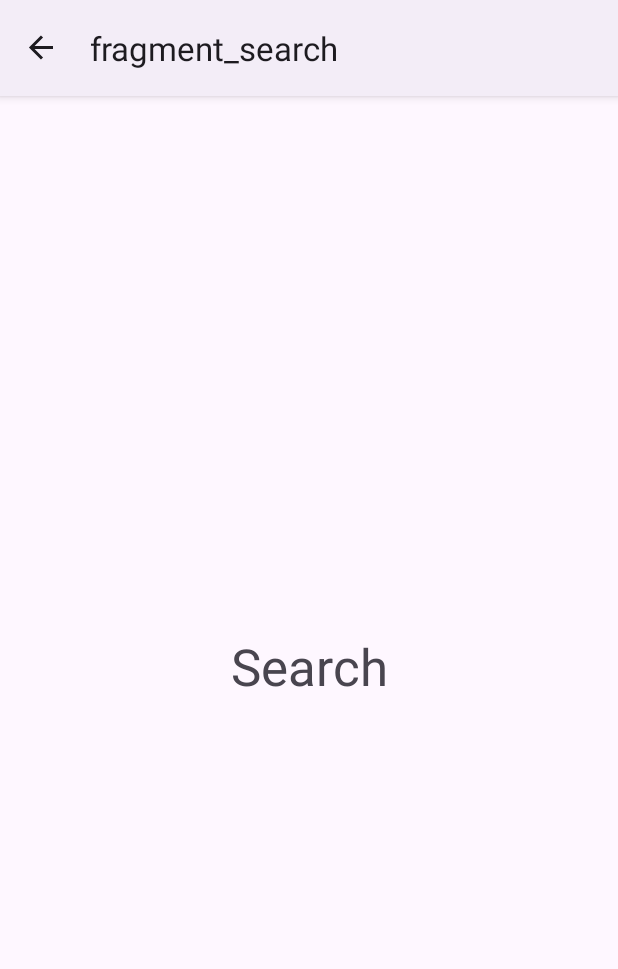
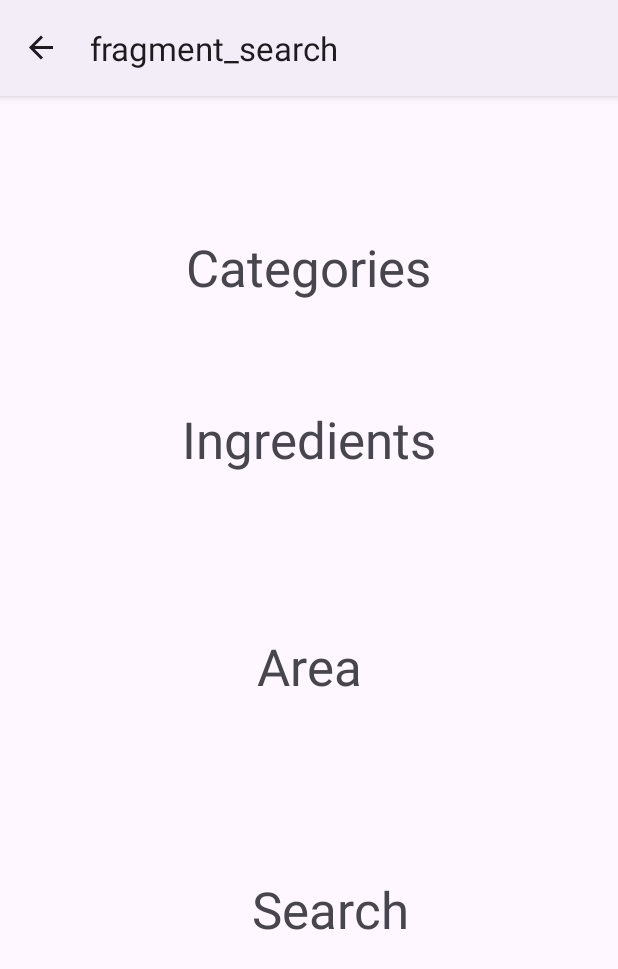
Before and after one commit to RofaidaSobhy/FoodPlannerApp_BiteRight, an Android app: the SearchFragment screen opened through its navigation route, on a phone screen of 412 x 824 dp. Shown: the top 969 px of the screen. Run offline under Robolectric (Android 15) with nearby library versions, the phone set to English and light mode, and no system bars; our stand-ins replace navigation-ui; 2 statements that could not run were skipped.

Commit message:
Categories: reading data from API

```diff
--- /dev/null
+++ b/app/src/main/java/com/example/biteright/model/Category.java
@@ -0,0 +1,37 @@
+package com.example.biteright.model;
+
+public class Category{
+    public String idCategory;
+    public String strCategory;
+    public String strCategoryThumb;
+
+    public Category(String idCategory, String strCategory, String strCategoryThumb) {
+        this.idCategory = idCategory;
+        this.strCategory = strCategory;
+        this.strCategoryThumb = strCategoryThumb;
+    }
+
+    public String getIdCategory() {
+        return idCategory;
+    }
+
+    public void setIdCategory(String idCategory) {
+        this.idCategory = idCategory;
+    }
+
+    public String getStrCategory() {
+        return strCategory;
+    }
+
+    public void setStrCategory(String strCategory) {
+        this.strCategory = strCategory;
+    }
+
+    public String getStrCategoryThumb() {
+        return strCategoryThumb;
+    }
+
+    public void setStrCategoryThumb(String strCategoryThumb) {
+        this.strCategoryThumb = strCategoryThumb;
+    }
+}
--- a/app/src/main/java/com/example/biteright/model/Root.java
+++ b/app/src/main/java/com/example/biteright/model/Root.java
@@ -2,9 +2,12 @@ package com.example.biteright.model;
 
 public class Root{
     public Meal[] meals;
+    public Category[] categories;
 
-    public Root(Meal[] meals) {
+
+    public Root(Meal[] meals, Category[] categories) {
         this.meals = meals;
+        this.categories = categories;
     }
 
     public Meal[] getMeals() {
@@ -14,4 +17,12 @@ public class Root{
     public void setMeals(Meal[] meals) {
         this.meals = meals;
     }
+
+    public Category[] getCategories() {
+        return categories;
+    }
+
+    public void setCategories(Category[] categories) {
+        this.categories = categories;
+    }
 }
--- /dev/null
+++ b/app/src/main/java/com/example/biteright/network/CategoriesNetworkCallback.java
@@ -0,0 +1,9 @@
+package com.example.biteright.network;
+
+import com.example.biteright.model.Category;
+
+public interface CategoriesNetworkCallback {
+    public void OnSuccessResult(Category[] categories);
+    public void OnFailureResult(String errorMsg);
+
+}
--- /dev/null
+++ b/app/src/main/java/com/example/biteright/search/model/categories/CategoriesRepository.java
@@ -0,0 +1,9 @@
+package com.example.biteright.search.model.categories;
+
+import com.example.biteright.network.CategoriesNetworkCallback;
+import com.example.biteright.network.NetworkCallback;
+
+public interface CategoriesRepository {
+    void getCategories(CategoriesNetworkCallback categoriesNetworkCallback);
+
+}
--- /dev/null
+++ b/app/src/main/java/com/example/biteright/search/model/categories/CategoriesRepositoryImpl.java
@@ -0,0 +1,27 @@
+package com.example.biteright.search.model.categories;
+
+import com.example.biteright.network.CategoriesNetworkCallback;
+import com.example.biteright.search.network.categories.CategoriesRemoteDataSource;
+
+public class CategoriesRepositoryImpl implements CategoriesRepository {
+    CategoriesRemoteDataSource categoriesRemoteDataSource;
+    private static CategoriesRepositoryImpl repo=null;
+
+    public static CategoriesRepositoryImpl getInstance(CategoriesRemoteDataSource categoriesRemoteDataSource){
+        if(repo==null){
+            repo=new CategoriesRepositoryImpl(categoriesRemoteDataSource);
+        }
+        return repo;
+    }
+
+    private CategoriesRepositoryImpl(CategoriesRemoteDataSource categoriesRemoteDataSource){
+        this.categoriesRemoteDataSource=categoriesRemoteDataSource;
+    }
+
+    @Override
+    public void getCategories(CategoriesNetworkCallback categoriesNetworkCallback) {
+        categoriesRemoteDataSource.makeNetworkCall(categoriesNetworkCallback);
+    }
+
+
+}
--- /dev/null
+++ b/app/src/main/java/com/example/biteright/search/network/categories/CategoriesRemoteDataSource.java
@@ -0,0 +1,9 @@
+package com.example.biteright.search.network.categories;
+
+import com.example.biteright.network.CategoriesNetworkCallback;
+import com.example.biteright.network.NetworkCallback;
+
+public interface CategoriesRemoteDataSource {
+    void makeNetworkCall(CategoriesNetworkCallback networkCallback);
+
+}
--- /dev/null
+++ b/app/src/main/java/com/example/biteright/search/network/categories/CategoriesRemoteDataSourceImpl.java
@@ -0,0 +1,51 @@
+package com.example.biteright.search.network.categories;
+
+import android.util.Log;
+import com.example.biteright.model.Root;
+import com.example.biteright.network.CategoriesNetworkCallback;
+
+import retrofit2.Call;
+import retrofit2.Callback;
+import retrofit2.Response;
+import retrofit2.Retrofit;
+import retrofit2.converter.gson.GsonConverterFactory;
+
+public class CategoriesRemoteDataSourceImpl implements CategoriesRemoteDataSource {
+    private static final String BASE_URL = "https://www.themealdb.com/api/json/v1/1/";
+    private static final String TAG = "CategoriesRemoteDataSou";
+    CategoriesService  categoriesService;
+    private static CategoriesRemoteDataSourceImpl client=null;
+    private CategoriesRemoteDataSourceImpl(){
+        Retrofit retrofit = new Retrofit.Builder()
+                .addConverterFactory(GsonConverterFactory.create())
+                .baseUrl(BASE_URL).build();
+
+        categoriesService = retrofit.create(CategoriesService.class);
+    }
+
+    public static CategoriesRemoteDataSourceImpl getInstance(){
+        if(client == null){
+            client=new CategoriesRemoteDataSourceImpl();
+        }
+        return client;
+    }
+    @Override
+    public void makeNetworkCall(CategoriesNetworkCallback networkCallback){
+        Call<Root> call = categoriesService.getRoot();
+
+        call.enqueue(new Callback<Root>() {
+            @Override
+            public void onResponse(Call<Root> call, Response<Root> response) {
+
+                Log.i(TAG, "onResponse: " + response.body());
+                networkCallback.OnSuccessResult(response.body().getCategories());
+            }
+
+            @Override
+            public void onFailure(Call<Root> call, Throwable throwable) {
+                Log.i(TAG, "onFailure: "+ throwable.getMessage());
+                networkCallback.OnFailureResult(throwable.getMessage());
+            }
+        });
+    }
+}
--- /dev/null
+++ b/app/src/main/java/com/example/biteright/search/network/categories/CategoriesService.java
@@ -0,0 +1,11 @@
+package com.example.biteright.search.network.categories;
+
+import com.example.biteright.model.Root;
+
+import retrofit2.Call;
+import retrofit2.http.GET;
+
+public interface CategoriesService {
+    @GET("categories.php")
+    Call<Root> getRoot();
+}
--- /dev/null
+++ b/app/src/main/java/com/example/biteright/search/presenter/categories/CategoriesPresenter.java
@@ -0,0 +1,5 @@
+package com.example.biteright.search.presenter.categories;
+
+public interface CategoriesPresenter {
+    public void getCategories();
+}
--- /dev/null
+++ b/app/src/main/java/com/example/biteright/search/presenter/categories/CategoriesPresenterImpl.java
@@ -0,0 +1,39 @@
+package com.example.biteright.search.presenter.categories;
+
+import com.example.biteright.home.model.randommeal.RandomMealRepository;
+import com.example.biteright.home.presenter.randommeal.RandomMealPresenter;
+import com.example.biteright.home.view.randommeal.RandomMealView;
+import com.example.biteright.model.Category;
+import com.example.biteright.model.Meal;
+import com.example.biteright.network.CategoriesNetworkCallback;
+import com.example.biteright.network.NetworkCallback;
+import com.example.biteright.search.model.categories.CategoriesRepository;
+import com.example.biteright.search.view.categories.CategoriesView;
+
+public class CategoriesPresenterImpl implements CategoriesPresenter, CategoriesNetworkCallback {
+
+    private CategoriesView _view;
+    private CategoriesRepository _repo;
+
+    public CategoriesPresenterImpl(CategoriesView view, CategoriesRepository repo){
+        _view =view;
+        _repo = repo;
+    }
+
+
+    @Override
+    public void getCategories() {
+        _repo.getCategories(this);
+    }
+
+
+    @Override
+    public void OnSuccessResult(Category[] categories) {
+        _view.showCategories(categories);
+    }
+
+    @Override
+    public void OnFailureResult(String errorMsg) {
+        _view.showErrMsg(errorMsg);
+    }
+}
--- a/app/src/main/java/com/example/biteright/search/view/SearchFragment.java
+++ b/app/src/main/java/com/example/biteright/search/view/SearchFragment.java
@@ -4,20 +4,39 @@ import android.os.Bundle;
 
 import androidx.annotation.NonNull;
 import androidx.annotation.Nullable;
+import androidx.appcompat.app.AlertDialog;
 import androidx.fragment.app.Fragment;
 import androidx.navigation.Navigation;
 
+import android.util.Log;
 import android.view.LayoutInflater;
 import android.view.View;
 import android.view.ViewGroup;
 import android.widget.TextView;
+import android.widget.Toast;
 
 import com.example.biteright.R;
+import com.example.biteright.home.model.randommeal.RandomMealRepositoryImpl;
+import com.example.biteright.home.network.randommeal.RandomMealRemoteDataSourceImpl;
+import com.example.biteright.home.presenter.randommeal.RandomMealPresenter;
+import com.example.biteright.home.presenter.randommeal.RandomMealPresenterImpl;
+import com.example.biteright.home.view.randommeal.RandomMealView;
+import com.example.biteright.model.Category;
+import com.example.biteright.search.model.categories.CategoriesRepositoryImpl;
+import com.example.biteright.search.network.categories.CategoriesRemoteDataSourceImpl;
+import com.example.biteright.search.presenter.categories.CategoriesPresenter;
+import com.example.biteright.search.presenter.categories.CategoriesPresenterImpl;
+import com.example.biteright.search.view.categories.CategoriesView;
 
 
-public class SearchFragment extends Fragment {
+public class SearchFragment extends Fragment implements CategoriesView {
 
     private TextView txt_search;
+    private TextView txt_categories;
+    private TextView txt_ingredients;
+    private TextView txt_area;
+    private CategoriesPresenter categoriesPresenter;
+    private Category[] categories;
     public SearchFragment() {
         // Required empty public constructor
     }
@@ -27,6 +46,18 @@ public class SearchFragment extends Fragment {
     public void onCreate(Bundle savedInstanceState) {
         super.onCreate(savedInstanceState);
 
+        getCategories();
+
+
+    }
+
+    private void getCategories(){
+        categoriesPresenter = new CategoriesPresenterImpl(this,
+                CategoriesRepositoryImpl.getInstance(
+                        CategoriesRemoteDataSourceImpl.getInstance()
+                ));
+
+        categoriesPresenter.getCategories();
     }
 
     @Override
@@ -47,6 +78,10 @@ public class SearchFragment extends Fragment {
 
     private void initUI(View view){
         txt_search=view.findViewById(R.id.txt_search);
+        txt_categories=view.findViewById(R.id.txt_categories);
+        txt_ingredients=view.findViewById(R.id.txt_ingredients);
+        txt_area=view.findViewById(R.id.txt_area);
+
 
     }
 
@@ -54,5 +89,33 @@ public class SearchFragment extends Fragment {
         txt_search.setOnClickListener(
                 v -> Navigation.findNavController(view).navigate(R.id.action_searchFragment_to_searchByMealFragment)
         );
+
+        txt_categories.setOnClickListener(
+                v-> Toast.makeText(getContext(),categories.length+"",Toast.LENGTH_LONG).show()
+        );
+
+        txt_ingredients.setOnClickListener(
+                v -> Log.i("TAG", "onClickListener: ")
+        );
+
+        txt_area.setOnClickListener(
+                v -> Log.i("TAG", "onClickListener: ")
+        );
+    }
+
+    @Override
+    public void showCategories(Category[] categories) {
+        Log.i("TAG", "showCategories: "+categories[0].getStrCategory());
+        //Toast.makeText(getContext(),categories.length+"",Toast.LENGTH_LONG).show();
+        this.categories=categories;
+
+    }
+
+    @Override
+    public void showErrMsg(String error) {
+        AlertDialog.Builder builder = new AlertDialog.Builder(getContext());
+        builder.setMessage(error).setTitle("An Error Occurred");
+        AlertDialog dialog = builder.create();
+        dialog.show();
     }
 }
--- /dev/null
+++ b/app/src/main/java/com/example/biteright/search/view/categories/CategoriesView.java
@@ -0,0 +1,8 @@
+package com.example.biteright.search.view.categories;
+
+import com.example.biteright.model.Category;
+
+public interface CategoriesView {
+    public void showCategories(Category[] categories);
+    public void showErrMsg(String error);
+}
--- a/app/src/main/res/layout/fragment_search.xml
+++ b/app/src/main/res/layout/fragment_search.xml
@@ -7,6 +7,19 @@
     tools:context=".search.view.SearchFragment">
 
     <TextView
+        android:id="@+id/txt_area"
+        android:layout_width="wrap_content"
+        android:layout_height="wrap_content"
+        android:text="Area"
+        android:textSize="34sp"
+        app:layout_constraintBottom_toBottomOf="parent"
+        app:layout_constraintEnd_toEndOf="parent"
+        app:layout_constraintHorizontal_bias="0.5"
+        app:layout_constraintStart_toStartOf="parent"
+        app:layout_constraintTop_toTopOf="parent"
+        app:layout_constraintVertical_bias="0.5" />
+
+    <TextView
         android:id="@+id/txt_search"
         android:layout_width="wrap_content"
         android:layout_height="wrap_content"
@@ -14,8 +27,34 @@
         android:textSize="34sp"
         app:layout_constraintBottom_toBottomOf="parent"
         app:layout_constraintEnd_toEndOf="parent"
-        app:layout_constraintHorizontal_bias="0.5"
+        app:layout_constraintHorizontal_bias="0.547"
         app:layout_constraintStart_toStartOf="parent"
         app:layout_constraintTop_toTopOf="parent"
-        app:layout_constraintVertical_bias="0.5" />
+        app:layout_constraintVertical_bias="0.727" />
+
+    <TextView
+        android:id="@+id/txt_ingredients"
+        android:layout_width="wrap_content"
+        android:layout_height="wrap_content"
+        android:text="Ingredients"
+        android:textSize="34sp"
+        app:layout_constraintBottom_toBottomOf="parent"
+        app:layout_constraintEnd_toEndOf="parent"
+        app:layout_constraintHorizontal_bias="0.501"
+        app:layout_constraintStart_toStartOf="parent"
+        app:layout_constraintTop_toTopOf="parent"
+        app:layout_constraintVertical_bias="0.288" />
+
+    <TextView
+        android:id="@+id/txt_categories"
+        android:layout_width="wrap_content"
+        android:layout_height="wrap_content"
+        android:text="Categories"
+        android:textSize="34sp"
+        app:layout_constraintBottom_toBottomOf="parent"
+        app:layout_constraintEnd_toEndOf="parent"
+        app:layout_constraintHorizontal_bias="0.498"
+        app:layout_constraintStart_toStartOf="parent"
+        app:layout_constraintTop_toTopOf="parent"
+        app:layout_constraintVertical_bias="0.128" />
 </androidx.constraintlayout.widget.ConstraintLayout>
```
